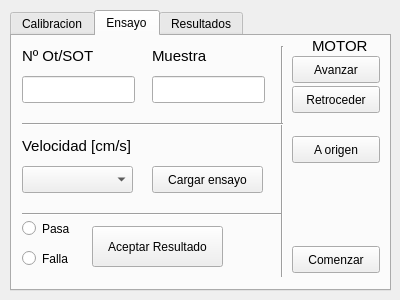
tinchofiuba/arduinoNema17, file ProgramaSalpicaduras/salpicaduras.ui: the form before one commit.
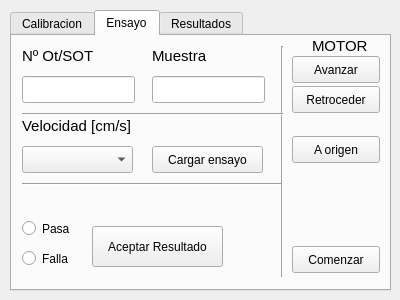
The form after the commit. The open tabs and pages were chosen to show the change.

Diff of the .ui file:
```diff
--- a/ProgramaSalpicaduras/salpicaduras.ui
+++ b/ProgramaSalpicaduras/salpicaduras.ui
@@ -488,7 +488,7 @@
      <property name="geometry">
       <rect>
        <x>10</x>
-       <y>130</y>
+       <y>110</y>
        <width>111</width>
        <height>27</height>
       </rect>
@@ -498,7 +498,7 @@
      <property name="geometry">
       <rect>
        <x>10</x>
-       <y>100</y>
+       <y>80</y>
        <width>111</width>
        <height>20</height>
       </rect>
@@ -542,7 +542,7 @@
      <property name="geometry">
       <rect>
        <x>10</x>
-       <y>170</y>
+       <y>140</y>
        <width>261</width>
        <height>16</height>
       </rect>
@@ -581,7 +581,7 @@
      <property name="geometry">
       <rect>
        <x>140</x>
-       <y>130</y>
+       <y>110</y>
        <width>111</width>
        <height>27</height>
       </rect>
@@ -650,7 +650,7 @@
      <property name="geometry">
       <rect>
        <x>10</x>
-       <y>80</y>
+       <y>70</y>
        <width>261</width>
        <height>16</height>
       </rect>
```
Left out of the diff: 2 changed lines with no effect on the pictures.
